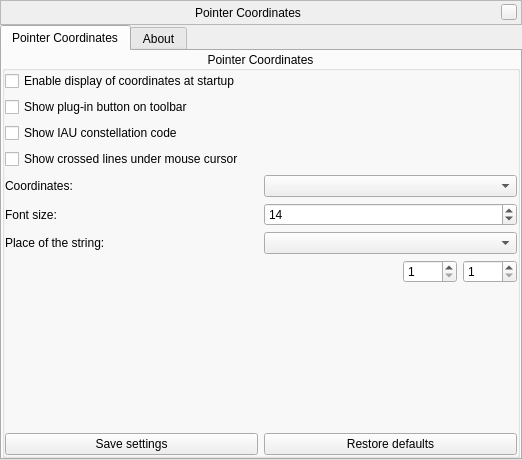
Above: plugins/PointerCoordinates/src/gui/pointerCoordinatesWindow.ui from 519984307/stellarium_src before the change. Below: the same form after it.
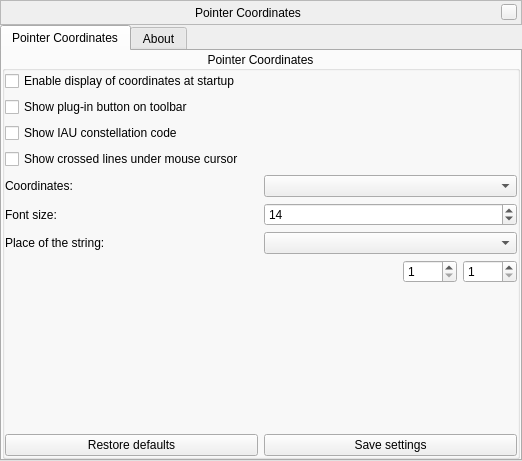
That is the form after the change. Custom widgets are drawn as their Qt base class.

Diff of the .ui file:
```diff
--- a/plugins/PointerCoordinates/src/gui/pointerCoordinatesWindow.ui
+++ b/plugins/PointerCoordinates/src/gui/pointerCoordinatesWindow.ui
@@ -7,7 +7,7 @@
     <x>0</x>
     <y>0</y>
     <width>522</width>
-    <height>460</height>
+    <height>461</height>
    </rect>
   </property>
   <layout class="QVBoxLayout" name="verticalLayout">
@@ -364,13 +364,6 @@
           </item>
           <item>
            <layout class="QHBoxLayout" name="horizontalLayout_2">
-            <item>
-             <widget class="QPushButton" name="pushButtonSave">
-              <property name="text">
-               <string>Save settings</string>
-              </property>
-             </widget>
-            </item>
             <item>
              <widget class="QPushButton" name="pushButtonReset">
               <property name="text">
@@ -378,6 +371,13 @@
               </property>
              </widget>
             </item>
+            <item>
+             <widget class="QPushButton" name="pushButtonSave">
+              <property name="text">
+               <string>Save settings</string>
+              </property>
+             </widget>
+            </item>
            </layout>
           </item>
          </layout>
```
